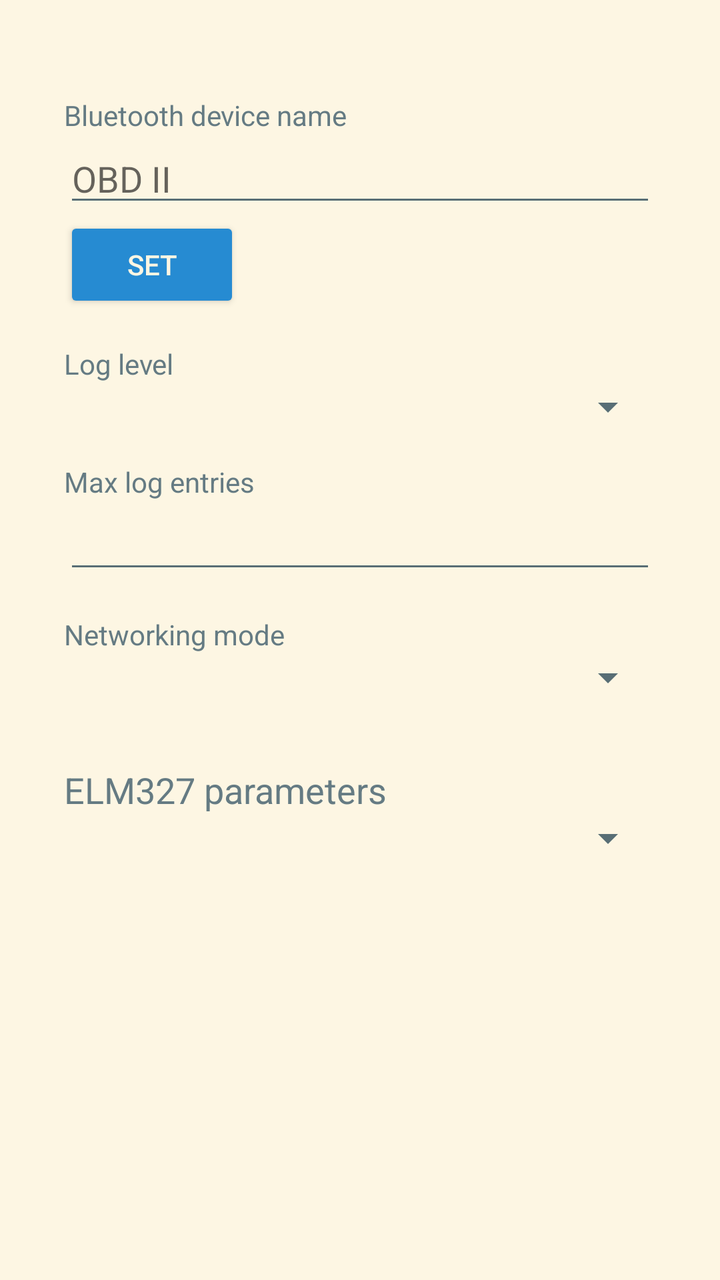
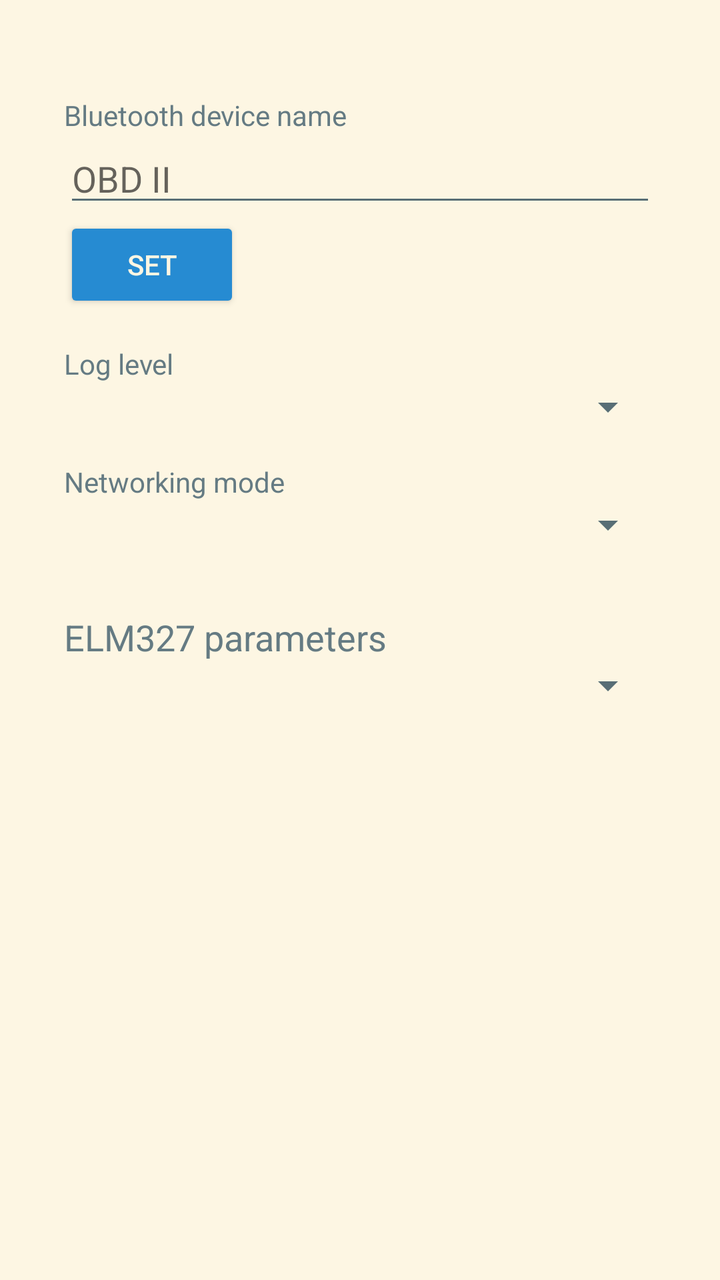

Before-and-after screenshots of an Android layout around one commit, followed by the original layout XML and the change that was made.
<!-- AndroidManifest.xml: application theme Theme.Solarized -->
<!-- res/layout/settings.xml -->
<?xml version="1.0" encoding="utf-8"?>
<androidx.core.widget.NestedScrollView xmlns:android="http://schemas.android.com/apk/res/android"
    android:id="@+id/settingsScroll"
    android:layout_width="match_parent"
    android:layout_height="match_parent"
    android:fillViewport="true">

    <LinearLayout
        android:id="@+id/rootContainer"
        android:layout_width="match_parent"
        android:layout_height="wrap_content"
        android:orientation="vertical"
        android:padding="32dp">

        
        <LinearLayout
            android:id="@+id/btContainer"
            android:layout_width="match_parent"
            android:layout_height="wrap_content"
            android:orientation="vertical"
            android:paddingTop="16dp">

            <TextView
                android:id="@+id/btLabel"
                android:layout_width="wrap_content"
                android:layout_height="wrap_content"
                android:text="Bluetooth device name" />

            <EditText
                android:id="@+id/btNameEdit"
                android:layout_width="match_parent"
                android:layout_height="wrap_content"
                android:hint="OBD II" />

            <Button
                android:id="@+id/btApplyBtn"
                android:layout_width="wrap_content"
                android:layout_height="wrap_content"
                android:text="Set" />
        </LinearLayout>

        
        <TextView
            android:id="@+id/logLevelLabel"
            android:layout_width="wrap_content"
            android:layout_height="wrap_content"
            android:text="Log level"
            android:paddingTop="16dp" />

        <Spinner
            android:id="@+id/logLevelSpinner"
            android:layout_width="match_parent"
            android:layout_height="wrap_content" />

        
        <TextView
            android:id="@+id/maxLogLabel"
            android:layout_width="wrap_content"
            android:layout_height="wrap_content"
            android:text="Max log entries"
            android:paddingTop="16dp" />

        <EditText
            android:id="@+id/maxLogEdit"
            android:layout_width="match_parent"
            android:layout_height="wrap_content"
            android:inputType="number" />

        
        <TextView
            android:id="@+id/networkLabel"
            android:layout_width="wrap_content"
            android:layout_height="wrap_content"
            android:text="Networking mode"
            android:paddingTop="16dp" />

        <Spinner
            android:id="@+id/networkSpinner"
            android:layout_width="match_parent"
            android:layout_height="wrap_content" />

        
        <TextView
            android:id="@+id/elmTitle"
            android:layout_width="wrap_content"
            android:layout_height="wrap_content"
            android:text="ELM327 parameters"
            android:textSize="18sp"
            android:paddingTop="32dp" />

        <Spinner
            android:id="@+id/protocolSpinner"
            android:layout_width="match_parent"
            android:layout_height="wrap_content" />

    </LinearLayout>
</androidx.core.widget.NestedScrollView>
<!-- resources referenced by this layout -->
<resources>
  <style name="Theme.Solarized" parent="Theme.AppCompat.Light.NoActionBar">
          <item name="colorPrimary">@color/sol_base2</item>
          <item name="colorPrimaryDark">@color/sol_base1</item>
          <item name="colorAccent">@color/sol_blue</item>
  
          <item name="android:windowBackground">@color/sol_base3</item>
          <item name="android:colorBackground">@color/sol_base3</item>
          <item name="android:textColor">@color/sol_base00</item>
          <item name="colorOnPrimary">@color/sol_base00</item>
          <item name="android:textColorSecondary">@color/sol_base01</item>
  
          <item name="android:textViewStyle">@style/Solarized.TextView.Light</item>
          <item name="android:editTextStyle">@style/Solarized.EditText.Light</item>
          <item name="android:buttonStyle">@style/Solarized.Button.Light</item>
          <item name="android:checkboxStyle">@style/Solarized.CheckBox.Light</item>
      </style>
  <color name="sol_base2">#eee8d5</color>
  <color name="sol_base1">#93a1a1</color>
  <color name="sol_blue">#268bd2</color>
  <color name="sol_base3">#fdf6e3</color>
  <color name="sol_base00">#657b83</color>
  <color name="sol_base01">#586e75</color>
  <style name="Solarized.TextView.Light" parent="TextAppearance.AppCompat">
          <item name="android:textColor">@color/sol_base00</item>
      </style>
  <style name="Solarized.EditText.Light" parent="Widget.AppCompat.EditText">
          <item name="android:textColor">@color/sol_base00</item>
          <item name="android:textColorHint">@color/sol_base01</item>
          <item name="android:backgroundTint">@color/sol_base1</item>
      </style>
  <style name="Solarized.Button.Light" parent="Widget.AppCompat.Button">
          <item name="android:textColor">@color/sol_base3</item>
          <item name="android:backgroundTint">@color/sol_blue</item>
      </style>
  <style name="Solarized.CheckBox.Light" parent="Widget.AppCompat.CompoundButton.CheckBox">
          <item name="android:textColor">@color/sol_base00</item>
          <item name="buttonTint">@color/sol_cyan</item>
      </style>
  <color name="sol_cyan">#2aa198</color>
</resources>

<!-- the commit's change to res/layout/settings.xml (unified diff, before → after) -->
@@ -54,20 +54,6 @@
 
         
         <TextView
-            android:id="@+id/maxLogLabel"
-            android:layout_width="wrap_content"
-            android:layout_height="wrap_content"
-            android:text="Max log entries"
-            android:paddingTop="16dp" />
-
-        <EditText
-            android:id="@+id/maxLogEdit"
-            android:layout_width="match_parent"
-            android:layout_height="wrap_content"
-            android:inputType="number" />
-
-        
-        <TextView
             android:id="@+id/networkLabel"
             android:layout_width="wrap_content"
             android:layout_height="wrap_content"
